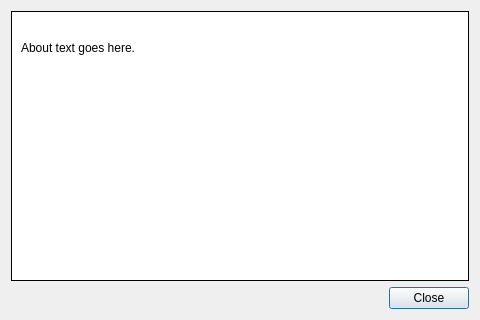
Old version of the form src/plugins/OpenSpeedShop/AboutDialog.ui in the repository OpenSpeedShop/gui.
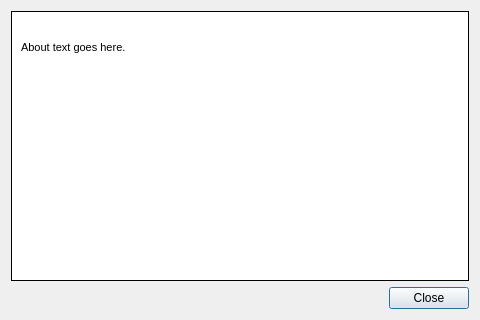
New version of the form. Icons and pictures are not drawn.

Commit message: Fixed splash screen location on Linux/X11 machines

What changed in the file:
```diff
--- a/src/plugins/OpenSpeedShop/AboutDialog.ui
+++ b/src/plugins/OpenSpeedShop/AboutDialog.ui
@@ -66,6 +66,11 @@
           <verstretch>0</verstretch>
          </sizepolicy>
         </property>
+        <property name="font">
+         <font>
+          <pointsize>8</pointsize>
+         </font>
+        </property>
         <property name="frameShape">
          <enum>QFrame::NoFrame</enum>
         </property>
```
The commit also changes 1 other file.
